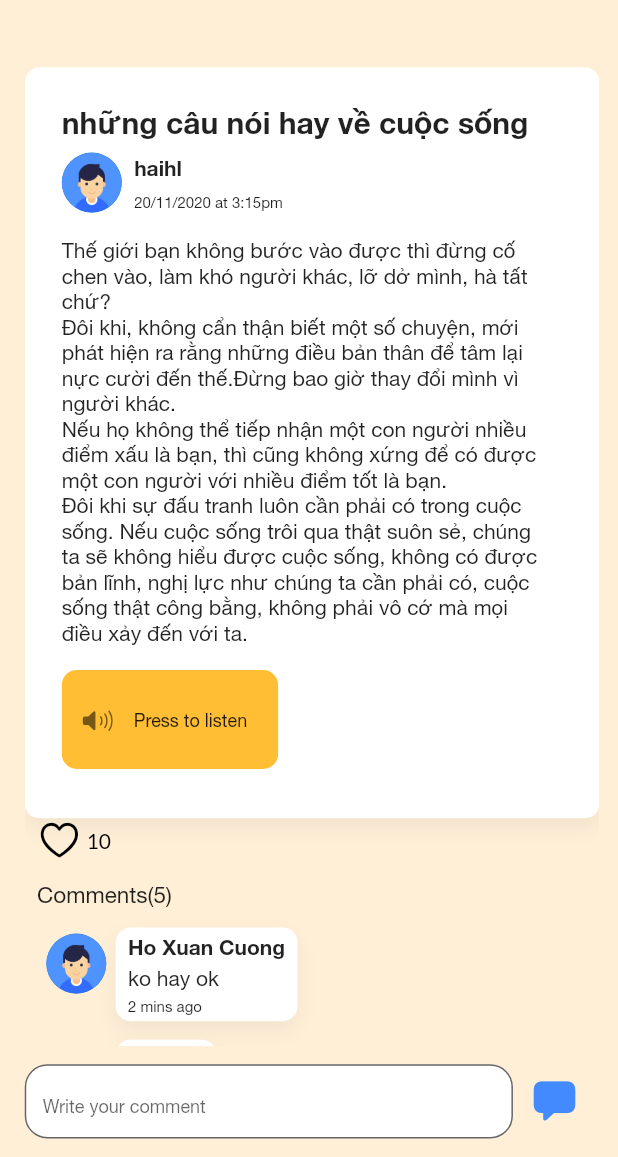
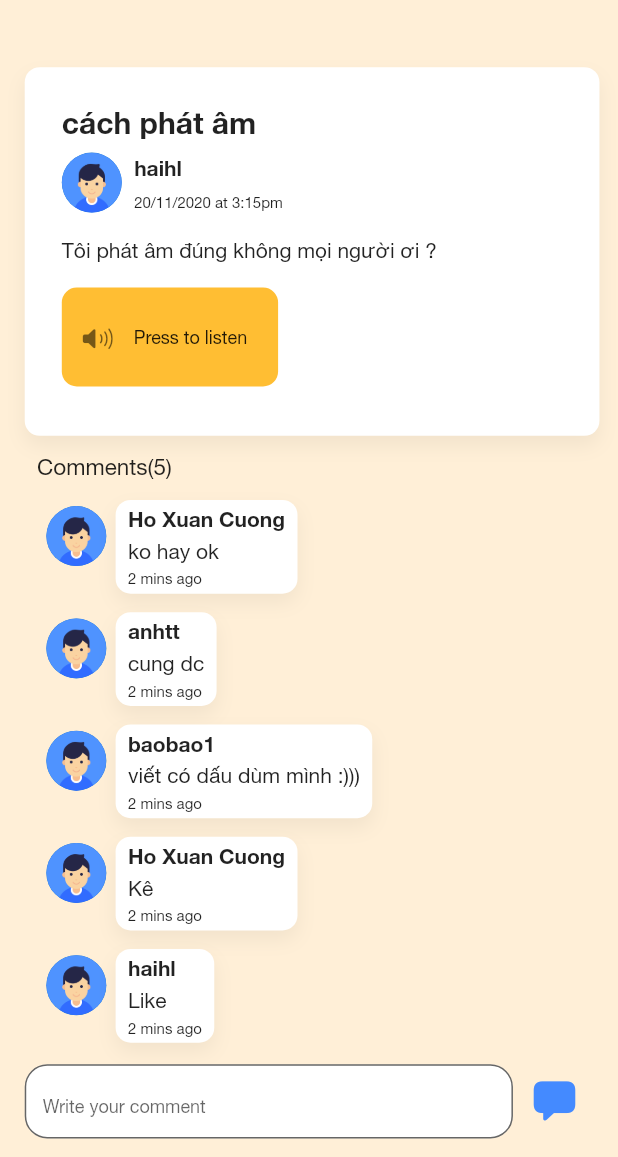
Before and after one commit to nguynduyanh169/vietnamese_learning, a Flutter app: the ViewPost screen opened directly, on a phone screen of 412 x 824 dp, the part 79-1236 px from its top. Run offline on Flutter 3.47's test engine with Material 2 defaults, Android fonts, the phone set to English and light mode, and no system bars; drawn by our look-alikes of like_button; our stand-ins replace assets_audio_player, avatar_glow, bloc, chewie, cool_alert, dio and 18 more; missing offline and left inert: flutter_audio_recorder, google_speech, highlight_text, loadmore; accounts and stored records are empty; project files that could hold a hidden picture were left out.

Commit message:
EDIT DRAFT

```diff
--- a/lib/src/models/post.dart
+++ b/lib/src/models/post.dart
@@ -84,14 +84,14 @@ class Post {
 }
 
 class Content {
-  Content({
-    this.id,
-    this.numberOfComment,
-    this.postDate,
-    this.studentName,
-    this.text,
-    this.title,
-  });
+  Content(
+      {this.id,
+      this.numberOfComment,
+      this.postDate,
+      this.studentName,
+      this.text,
+      this.title,
+      this.link});
 
   int id;
   int numberOfComment;
@@ -99,6 +99,7 @@ class Content {
   String studentName;
   String text;
   String title;
+  String link;
 
   factory Content.fromJson(Map<String, dynamic> json) => Content(
         id: json["id"],
@@ -107,6 +108,7 @@ class Content {
         studentName: json["studentName"],
         text: json["text"],
         title: json["title"],
+        link: json["link"],
       );
 
   Map<String, dynamic> toJson() => {
@@ -116,6 +118,7 @@ class Content {
         "studentName": studentName,
         "text": text,
         "title": title,
+        "link": link,
       };
 }
 
--- a/lib/src/resources/forum_screen.dart
+++ b/lib/src/resources/forum_screen.dart
@@ -154,7 +154,7 @@ class _ForumScreenState extends State<ForumScreen> {
       ),
       floatingActionButton: FloatingActionButton(
         onPressed: () {
-          showBarModalBottomSheet(
+           showBarModalBottomSheet(
             useRootNavigator: true,
             expand: true,
             context: context,
--- a/lib/src/resources/view_post.dart
+++ b/lib/src/resources/view_post.dart
@@ -229,7 +229,7 @@ class _ViewPostState extends State<ViewPost> {
                           height: SizeConfig.blockSizeVertical * 3,
                         ),
                         Text(
-                          'những câu nói hay về cuộc sống',
+                          'cách phát âm',
                           style: TextStyle(
                               fontWeight: FontWeight.bold,
                               fontSize: 20,
@@ -274,10 +274,7 @@ class _ViewPostState extends State<ViewPost> {
                           height: SizeConfig.blockSizeVertical * 2,
                         ),
                         Text(
-                          "Thế giới bạn không bước vào được thì đừng cố chen vào, làm khó người khác, lỡ dở mình, hà tất chứ?"
-                              "\nĐôi khi, không cẩn thận biết một số chuyện, mới phát hiện ra rằng những điều bản thân để tâm lại nực cười đến thế.Đừng bao giờ thay đổi mình vì người khác. "
-                              "\nNếu họ không thể tiếp nhận một con người nhiều điểm xấu là bạn, thì cũng không xứng để có được một con người với nhiều điểm tốt là bạn."
-                              "\nĐôi khi sự đấu tranh luôn cần phải có trong cuộc sống. Nếu cuộc sống trôi qua thật suôn sẻ, chúng ta sẽ không hiểu được cuộc sống, không có được bản lĩnh, nghị lực như chúng ta cần phải có, cuộc sống thật công bằng, không phải vô cớ mà mọi điều xảy đến với ta.",
+                          "Tôi phát âm đúng không mọi người ơi ?",
                           style: TextStyle(fontFamily: 'Helvetica'),
                         ),
                         SizedBox(
@@ -306,7 +303,7 @@ class _ViewPostState extends State<ViewPost> {
                             ),
                           ),
                           onTap: (){
-                            assetsAudioPlayer.open(Audio.network('https://firebasestorage.googleapis.com/v0/b/demouploadfile-9e268.appspot.com/o/demo%2Fvinafountain.mp3?alt=media&token=1a317a0a-5218-4344-9f2e-b35247305952'));
+                            assetsAudioPlayer.open(Audio.network('https://firebasestorage.googleapis.com/v0/b/master-vietnamese.appspot.com/o/audio_for_user_post%2Faudiotest.m4a_2020-11-18%2021%3A46%3A25.765811?alt=media&token=04a25072-823d-483b-8e0b-360dbc3ef48f'));
                             //AssetsAudioPlayer.playAndForget(Audio.network('https://firebasestorage.googleapis.com/v0/b/demouploadfile-9e268.appspot.com/o/demo%2Fvinafountain.mp3?alt=media&token=1a317a0a-5218-4344-9f2e-b35247305952'));
                           },
                         )
@@ -315,43 +312,6 @@ class _ViewPostState extends State<ViewPost> {
                           height: SizeConfig.blockSizeVertical * 4,
                         )
                       ],
-                    ),
-                  ),
-                  Container(
-                    padding: EdgeInsets.only(
-                        left: SizeConfig.blockSizeHorizontal * 2),
-                    child: LikeButton(
-                      mainAxisAlignment: MainAxisAlignment.start,
-                      size: 30,
-                      circleColor: CircleColor(
-                          start: Color(0xff00ddff), end: Color(0xff0099cc)),
-                      bubblesColor: BubblesColor(
-                        dotPrimaryColor: Color(0xff33b5e5),
-                        dotSecondaryColor: Color(0xff0099cc),
-                      ),
-                      likeBuilder: (bool isLiked) {
-                        return Icon(
-                          CupertinoIcons.heart,
-                          color: isLiked ? Colors.redAccent : Colors.black,
-                          size: 30,
-                        );
-                      },
-                      likeCount: 10,
-                      countBuilder: (int count, bool isLiked, String text) {
-                        var color = isLiked ? Colors.redAccent : Colors.black;
-                        Widget result;
-                        if (count == 0) {
-                          result = Text(
-                            "love",
-                            style: TextStyle(color: color),
-                          );
-                        } else
-                          result = Text(
-                            text,
-                            style: TextStyle(color: color),
-                          );
-                        return result;
-                      },
                     ),
                   ),
                   SizedBox(
--- a/lib/src/widgets/writing_vocabulary.dart
+++ b/lib/src/widgets/writing_vocabulary.dart
@@ -89,6 +89,11 @@ class WritingVocabulary extends StatelessWidget{
                   AssetsAudioPlayer.playAndForget(Audio.network(UrlUtils.editAudioUrl(audioInput)));
                 },
               ),
+              Text(
+                'Tap to listen',
+                style: TextStyle(fontSize: 12, fontFamily: 'Helvetica'),
+                textAlign: TextAlign.center,
+              ),
               SizedBox(
                 height: SizeConfig.blockSizeVertical * 15,
               ),
```
